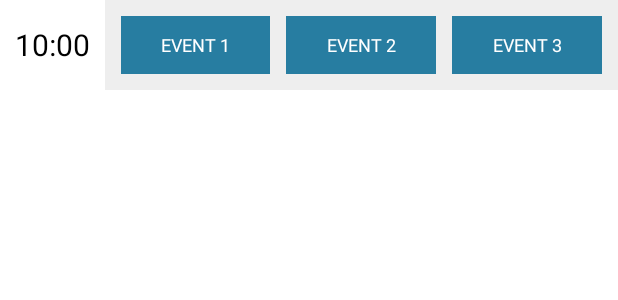
After one commit to awatefkh3/MyFirsrtPro, an Android app: the layout hour_cell.xml on its own in the app's theme, with its tools: preview values and no code run, on a phone screen of 412 x 824 dp. The commit adds this screen. Shown: the top 300 px of the screen. Run offline under Robolectric (Android 15) with nearby library versions, the phone set to English and light mode, and no system bars.

Commit message:
added things

```diff
--- a/app/src/main/res/layout/activity_daily_calendar.xml
+++ b/app/src/main/res/layout/activity_daily_calendar.xml
@@ -26,7 +26,7 @@
             android:textStyle="bold" />
 
         <TextView
-            android:id="@+id/monthYearTV"
+            android:id="@+id/monthDayText"
             android:layout_width="120dp"
             android:layout_height="wrap_content"
             android:text="OCT"
@@ -71,8 +71,9 @@
 
 
     <ListView
-        android:id="@+id/eventListView"
+        android:id="@+id/hourListView"
         android:layout_width="match_parent"
         android:layout_height="0dp"
         android:layout_weight="5"/>
+
 </LinearLayout>
--- /dev/null
+++ b/app/src/main/res/layout/hour_cell.xml
@@ -0,0 +1,64 @@
+<?xml version="1.0" encoding="utf-8"?>
+<LinearLayout xmlns:android="http://schemas.android.com/apk/res/android"
+    android:layout_width="match_parent"
+    android:layout_height="60dp"
+    android:orientation="horizontal">
+
+    <TextView
+        android:layout_width="70dp"
+        android:layout_height="match_parent"
+        android:gravity="center"
+        android:id="@+id/timeTV"
+        android:textSize="20sp"
+        android:textColor="@color/black"
+        android:text="10:00" />
+
+    <LinearLayout
+        android:background="@color/lightGray"
+        android:layout_width="match_parent"
+        android:layout_height="match_parent"
+        android:padding="5dp">
+
+    <TextView
+        android:layout_width="0dp"
+        android:layout_weight="1"
+        android:layout_margin="5dp"
+        android:background="@color/blue"
+        android:layout_height="match_parent"
+        android:gravity="center"
+        android:id="@+id/event1"
+        android:textSize="12sp"
+        android:lines="2"
+        android:textColor="@color/white"
+        android:text="EVENT 1" />
+
+        <TextView
+            android:layout_width="0dp"
+            android:layout_weight="1"
+            android:layout_margin="5dp"
+            android:background="@color/blue"
+            android:layout_height="match_parent"
+            android:gravity="center"
+            android:id="@+id/event2"
+            android:textSize="12sp"
+            android:lines="2"
+            android:textColor="@color/white"
+            android:text="EVENT 2" />
+
+        <TextView
+            android:layout_width="0dp"
+            android:layout_weight="1"
+            android:layout_margin="5dp"
+            android:background="@color/blue"
+            android:layout_height="match_parent"
+            android:gravity="center"
+            android:id="@+id/event3"
+            android:textSize="12sp"
+            android:lines="2"
+            android:textColor="@color/white"
+            android:text="EVENT 3" />
+
+    </LinearLayout>
+
+
+</LinearLayout>
--- a/app/src/main/res/values/colors.xml
+++ b/app/src/main/res/values/colors.xml
@@ -1,5 +1,6 @@
 <?xml version="1.0" encoding="utf-8"?>
 <resources>
+    <color name="lightGray">#EEE</color>
     <color name="purple_200">#FFBB86FC</color>
     <color name="purple_500">#FF6200EE</color>
     <color name="purple_700">#FF3700B3</color>
```
Also changed, not shown: app/src/main/java/com/example/myfirsrtpro/CalendarUtils.java (added, +8 -0 lines), app/src/main/java/com/example/myfirsrtpro/DailyCalendarActivity.java (+30 -0 lines), app/src/main/java/com/example/myfirsrtpro/MyCalExample.java (+7 -8 lines).
